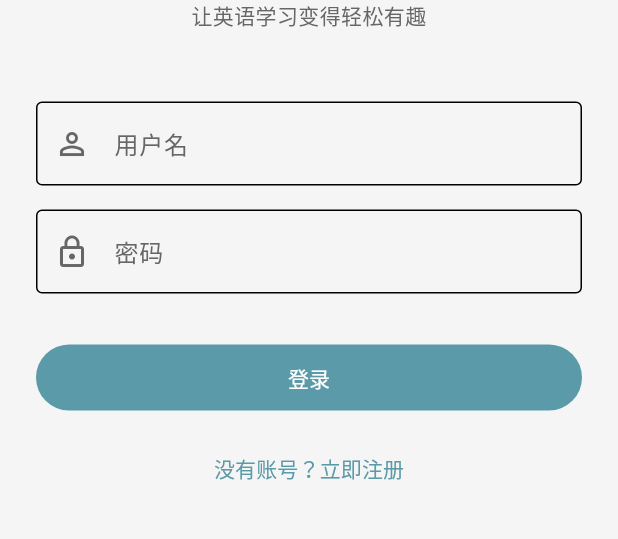
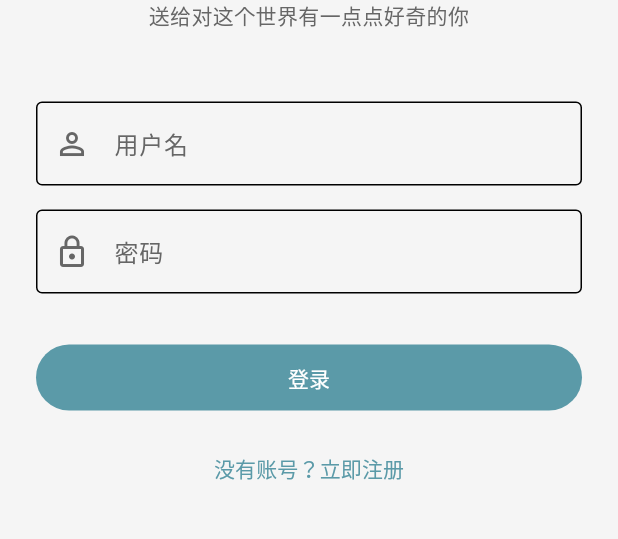
Before and after one commit to yanmingzhang2000/Floo, a Flutter app: the screen it shows after launch, on a phone screen of 412 x 824 dp, the part 455-994 px from its top. Run offline on Flutter 3.47's test engine with Material 3 defaults, Android fonts, the phone set to English and light mode, and no system bars; our stand-ins replace dio, flutter_riverpod, go_router, shared_preferences.

Commit message:
Fix: add INTERNET permission, rename app to Floo!, update logo and tagline

```diff
--- a/frontend/lib/features/auth/login_page.dart
+++ b/frontend/lib/features/auth/login_page.dart
@@ -58,7 +58,7 @@ class _LoginPageState extends ConsumerState<LoginPage> {
                     textAlign: TextAlign.center,
                   ),
                   Text(
-                    '让英语学习变得轻松有趣',
+                    '送给对这个世界有一点点好奇的你',
                     style: Theme.of(context).textTheme.bodyMedium?.copyWith(
                           color: cs.onSurfaceVariant,
                         ),
--- a/frontend/pubspec.yaml
+++ b/frontend/pubspec.yaml
@@ -1,4 +1,4 @@
-name: english_app
+name: Floo
 description: Floo! English learning app.
 publish_to: 'none'
 version: 1.0.0+1
```
Also changed, not shown: 1 other file.
